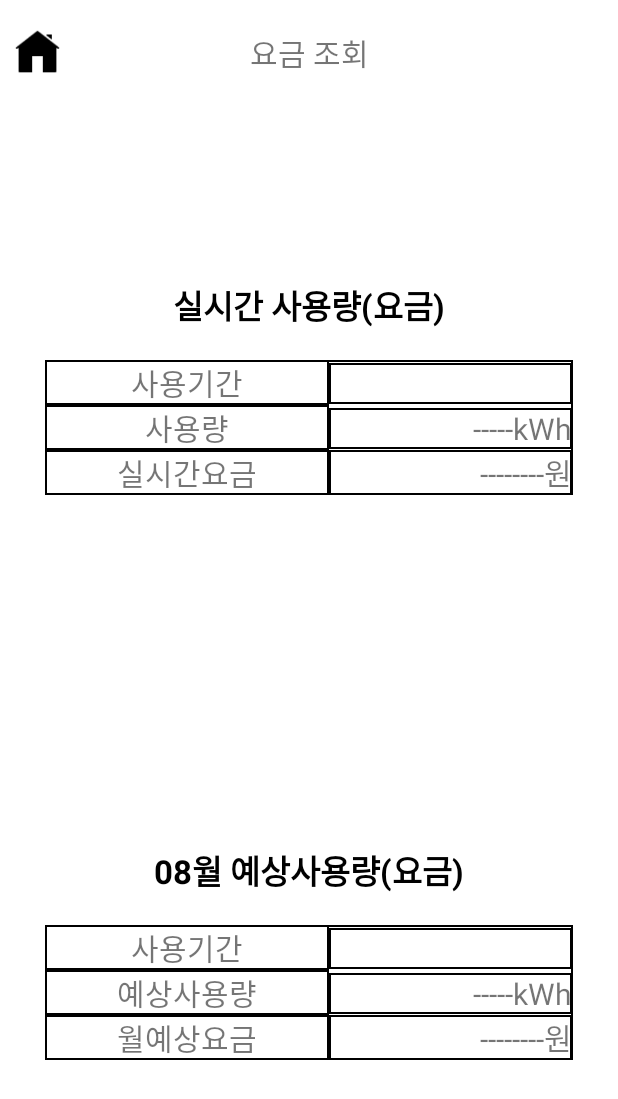
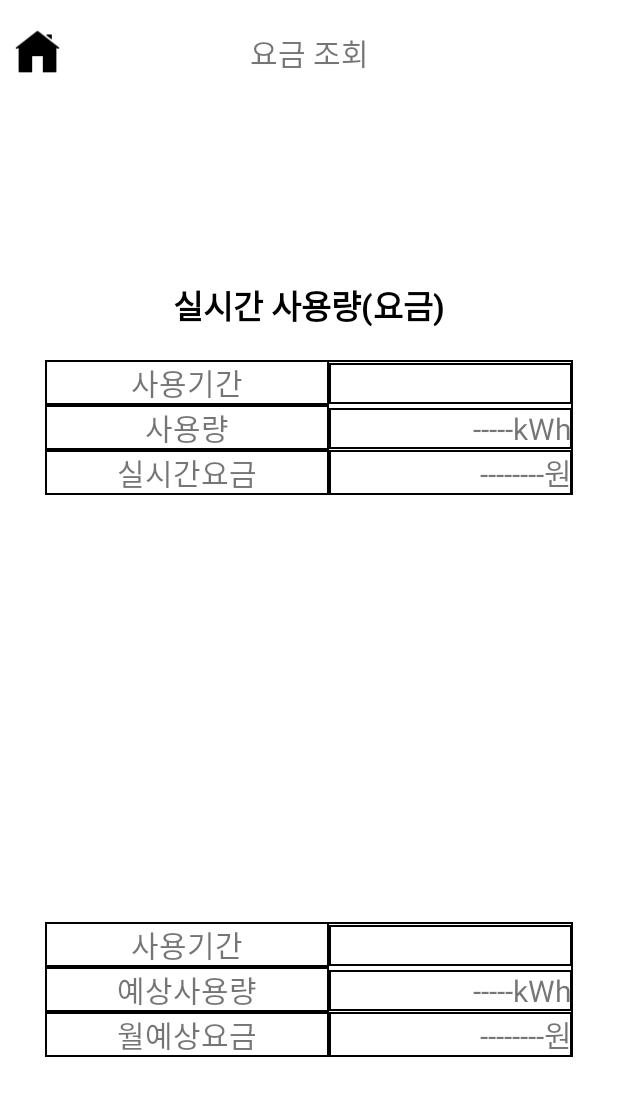
Before and after one commit to DAHLIACHOI/IoT_Home_App, an Android app: the layout activity_money.xml on its own in the app's theme, with its tools: preview values and no code run, on a phone screen of 412 x 824 dp. Shown: the top 1099 px of the screen. Run offline under Robolectric (Android 15) with nearby library versions, the phone set to English and light mode, and no system bars.

Commit message:
After modify, commit

```diff
--- a/app/src/main/java/com/example/iotapp/Money.java
+++ b/app/src/main/java/com/example/iotapp/Money.java
@@ -35,6 +35,7 @@ public class Money extends AppCompatActivity {
 
         TextView todayDate = (TextView) findViewById(R.id.todayDate);
         TextView monthDate = (TextView) findViewById(R.id.monthDate);
+        TextView text02 = (TextView) findViewById(R.id.text02);
 
         long now = System.currentTimeMillis(); // 1970년 1월 1일부터 몇 밀리세컨드가 지났는지를 반환함
         Date date = new Date(now);
@@ -56,6 +57,7 @@ public class Money extends AppCompatActivity {
         cal.set(Integer.parseInt(year), Integer.parseInt(month)-1, 1); //캘린더에 기준이 되는 날짜(년, 월, 일) 입력, 0이 1월로 잡히기 때문에 월 -1
         //따라서 월이 11(12월)을 넘어가면 년도도 알아서 넘어감
 
+        text02.setText(month+"월 예상사용량(요금)");
         monthDate.setText(year+"년"+month+"월1일~"+cal.getActualMaximum(Calendar.DAY_OF_MONTH)+"일");
     }
 
--- a/app/src/main/res/layout/activity_elect.xml
+++ b/app/src/main/res/layout/activity_elect.xml
@@ -97,7 +97,7 @@
                     android:gravity="center"
                     android:text="----"
                     android:textColor="@color/black"
-                    android:textSize="28sp"
+                    android:textSize="20sp"
                     android:textStyle="bold" />
 
                 <TextView
@@ -160,7 +160,7 @@
                     android:gravity="center"
                     android:text="----"
                     android:textColor="@color/black"
-                    android:textSize="28sp"
+                    android:textSize="20sp"
                     android:textStyle="bold" />
 
                 <TextView
--- a/app/src/main/res/layout/activity_money.xml
+++ b/app/src/main/res/layout/activity_money.xml
@@ -146,7 +146,6 @@
             android:id="@+id/text02"
             android:layout_width="wrap_content"
             android:layout_height="wrap_content"
-            android:text="08월 예상사용량(요금)"
             android:textSize="22dp"
             android:textStyle="bold"
             android:textColor="@color/black" />
```
